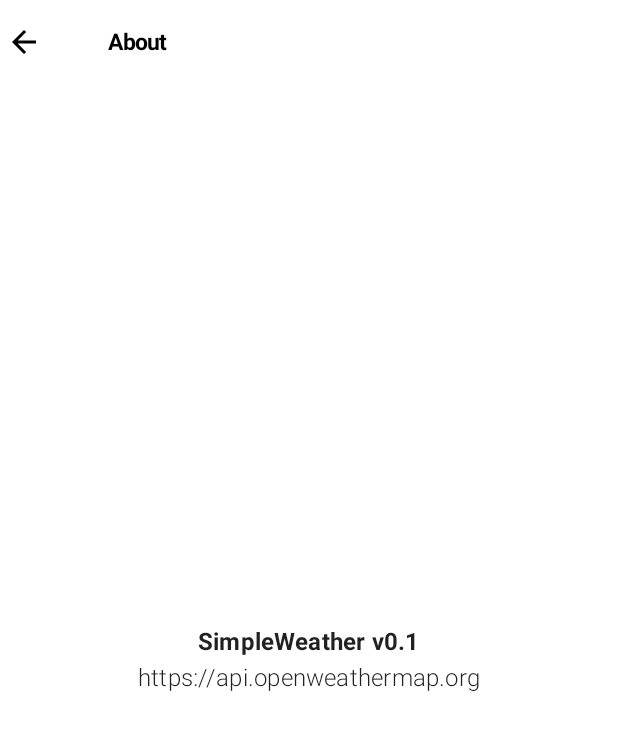
After one commit to lucasscarioca/SimpleWeather, an Android app built with Jetpack Compose: the AboutScreen screen opened through its navigation route, on a phone screen of 412 x 824 dp. The commit adds this screen. Shown: the top 730 px of the screen. Run offline under Robolectric (Android 15) with nearby library versions, the phone set to English and light mode, and no system bars; our stand-ins replace Dagger/Hilt's generated code.

Commit message:
Navigation to about, favorites and settings Screens

```diff
--- a/app/src/main/java/com/oak/simpleweather/navigation/WeatherNavigation.kt
+++ b/app/src/main/java/com/oak/simpleweather/navigation/WeatherNavigation.kt
@@ -7,9 +7,12 @@ import androidx.navigation.compose.NavHost
 import androidx.navigation.compose.composable
 import androidx.navigation.compose.rememberNavController
 import androidx.navigation.navArgument
+import com.oak.simpleweather.screens.about.AboutScreen
+import com.oak.simpleweather.screens.favorites.FavoritesScreen
 import com.oak.simpleweather.screens.main.MainScreen
 import com.oak.simpleweather.screens.main.MainViewModel
 import com.oak.simpleweather.screens.search.SearchScreen
+import com.oak.simpleweather.screens.settings.SettingsScreen
 import com.oak.simpleweather.screens.splash.WeatherSplashScreen
 
 @Composable
@@ -37,5 +40,17 @@ fun WeatherNavigation() {
         composable(WeatherScreens.SearchScreen.name){
             SearchScreen(navController = navController)
         }
+
+        composable(WeatherScreens.AboutScreen.name){
+            AboutScreen(navController = navController)
+        }
+
+        composable(WeatherScreens.SettingsScreen.name){
+            SettingsScreen(navController = navController)
+        }
+
+        composable(WeatherScreens.FavoritesScreen.name){
+            FavoritesScreen(navController = navController)
+        }
     }
 }
--- a/app/src/main/java/com/oak/simpleweather/navigation/WeatherScreens.kt
+++ b/app/src/main/java/com/oak/simpleweather/navigation/WeatherScreens.kt
@@ -5,6 +5,6 @@ enum class WeatherScreens {
     MainScreen,
     SearchScreen,
     AboutScreen,
-    FavoriteScreen,
+    FavoritesScreen,
     SettingsScreen
 }
--- /dev/null
+++ b/app/src/main/java/com/oak/simpleweather/screens/about/AboutScreen.kt
@@ -0,0 +1,57 @@
+package com.oak.simpleweather.screens.about
+
+import android.annotation.SuppressLint
+import androidx.compose.foundation.layout.Arrangement
+import androidx.compose.foundation.layout.Column
+import androidx.compose.foundation.layout.fillMaxHeight
+import androidx.compose.foundation.layout.fillMaxWidth
+import androidx.compose.material.MaterialTheme
+import androidx.compose.material.Scaffold
+import androidx.compose.material.Surface
+import androidx.compose.material.Text
+import androidx.compose.material.icons.Icons
+import androidx.compose.material.icons.filled.ArrowBack
+import androidx.compose.runtime.Composable
+import androidx.compose.ui.Alignment
+import androidx.compose.ui.Modifier
+import androidx.compose.ui.res.stringResource
+import androidx.compose.ui.text.font.FontWeight
+import androidx.navigation.NavController
+import com.oak.simpleweather.R
+import com.oak.simpleweather.widgets.WeatherAppBar
+
+@SuppressLint("UnusedMaterialScaffoldPaddingParameter")
+@Composable
+fun AboutScreen(navController: NavController) {
+    Scaffold(topBar = {
+        WeatherAppBar(
+            title = "About",
+            icon = Icons.Default.ArrowBack,
+            isMainScreen = false,
+            navController = navController
+        ) { navController.popBackStack() }
+    }) {
+        Surface(
+            modifier = Modifier
+                .fillMaxWidth()
+                .fillMaxHeight()
+        ) {
+            Column(
+                horizontalAlignment = Alignment.CenterHorizontally,
+                verticalArrangement = Arrangement.Center
+            ) {
+                Text(
+                    text = stringResource(id = R.string.about_app),
+                    style = MaterialTheme.typography.subtitle1,
+                    fontWeight = FontWeight.Bold
+                )
+
+                Text(
+                    text = stringResource(id = R.string.api_used),
+                    style = MaterialTheme.typography.subtitle1,
+                    fontWeight = FontWeight.Light
+                )
+            }
+        }
+    }
+}
--- a/app/src/main/res/values/strings.xml
+++ b/app/src/main/res/values/strings.xml
@@ -1,3 +1,5 @@
 <resources>
     <string name="app_name">SimpleWeather</string>
+    <string name="about_app">SimpleWeather v0.1</string>
+    <string name="api_used">https://api.openweathermap.org</string>
 </resources>
```
Also changed, not shown: app/src/main/java/com/oak/simpleweather/screens/favorites/FavoritesScreen.kt (added, +10 -0 lines), app/src/main/java/com/oak/simpleweather/screens/settings/SettingsScreen.kt (added, +10 -0 lines), app/src/main/java/com/oak/simpleweather/widgets/WeatherAppBar.kt (+8 -2 lines).
